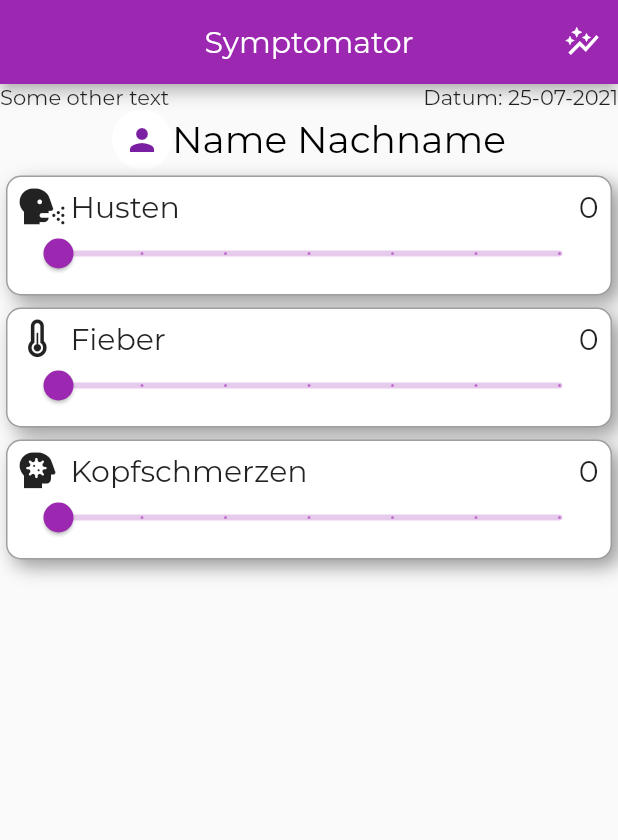
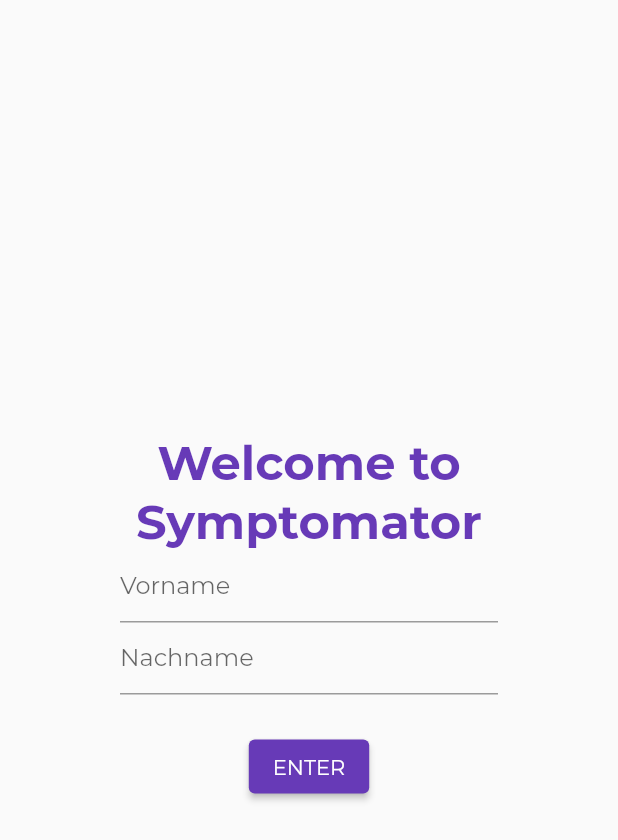
Before and after one commit to Zwennsch/Symptomator, a Flutter app: the screen it shows after launch, on a phone screen of 412 x 824 dp. Shown: the top 840 px of the screen. Run offline on Flutter 3.47's test engine with Material 2 defaults, Android fonts, the phone set to English and light mode, and no system bars; accounts and stored records are empty; project files that could hold a hidden picture were left out.

Commit message:
working on local storage, added loadingScreen, newUserScreen and routes

```diff
--- /dev/null
+++ b/lib/backend/disease.dart
@@ -0,0 +1 @@
+class Desease {}
--- /dev/null
+++ b/lib/backend/user.dart
@@ -0,0 +1,22 @@
+import 'package:symptomator/backend/disease.dart';
+
+class User {
+  final String _name;
+  final int _id;
+  final String _surName;
+
+  final List<Desease> diseases = [];
+
+  User(this._name, this._id, this._surName);
+  User.fromString(String userDetails)
+      // ignore: prefer_initializing_formals
+      : _name = userDetails,
+        _id = 84,
+        _surName = 'wurst';
+
+  // static User parse(String userDetailsFromFile) {
+  //   return User('hams', 1, 'wurst');
+  // }
+
+  String get name => _name;
+}
--- a/lib/main.dart
+++ b/lib/main.dart
@@ -1,4 +1,6 @@
 import 'package:flutter/material.dart';
+import 'package:symptomator/screens/loading_screen.dart';
+import 'package:symptomator/screens/new_user_screen.dart';
 import 'package:symptomator/screens/main_screen.dart';
 import 'package:symptomator/styles/text_styles.dart';
 
@@ -13,7 +15,18 @@
       title: 'Flutter Demo',
       debugShowCheckedModeBanner: false,
       theme: appTheme,
-      home: const MainScreen(title: 'Symptomator'),
+      initialRoute: '/',
+      routes: {
+        '/': (context) => const LoadingScreen(),
+        // '/': (context) => const NewUserScreen(),
+        '/newUser': (context) => const NewUserScreen(),
+        // TODO: Here a fix is needed, there shouldn't be a name here
+        '/main': (context) => const MainScreen(
+              title: 'Symptomator',
+              name: "...",
+            ),
+      },
+      // home: const MainScreen(title: 'Symptomator'),
     );
   }
 }
--- a/lib/my_flutter_app_icons.dart
+++ b/lib/my_flutter_app_icons.dart
@@ -31,12 +31,15 @@
 
   // ignore: constant_identifier_names
   static const IconData head_side_cough =
+      // ignore: avoid_redundant_argument_values
       IconData(0xe800, fontFamily: _kFontFam, fontPackage: _kFontPkg);
   // ignore: avoid_redundant_argument_values
   static const IconData temperatire =
+      // ignore: avoid_redundant_argument_values
       IconData(0xe8f1, fontFamily: _kFontFam, fontPackage: _kFontPkg);
 }
 
+// TODO do some clean-up -> put the icons and fonts in one file if possible
 class MyFlutterApp2 {
   MyFlutterApp2._();
 
@@ -44,7 +47,8 @@
   static const String? _kFontPkg = null;
 
   // ignore: constant_identifier_names
-  // ignore: avoid_redundant_argument_values
   static const IconData head_side_virus =
+
+      // ignore: avoid_redundant_argument_values
       IconData(0xe800, fontFamily: _kFontFam, fontPackage: _kFontPkg);
 }
--- /dev/null
+++ b/lib/screens/loading_screen.dart
@@ -0,0 +1,55 @@
+import 'package:flutter/material.dart';
+import 'package:symptomator/backend/local_storage_handler.dart';
+import 'package:symptomator/backend/user.dart';
+import 'package:symptomator/screens/main_screen.dart';
+import 'package:symptomator/screens/new_user_screen.dart';
+
+class LoadingScreen extends StatefulWidget {
+  const LoadingScreen({Key? key}) : super(key: key);
+
+  @override
+  _LoadingScreenState createState() => _LoadingScreenState();
+}
+
+class _LoadingScreenState extends State<LoadingScreen> {
+  final LocalStorageHandler handler = LocalStorageHandler();
+  late User user;
+  bool _userFound = false;
+  bool _isLoading = false;
+
+  @override
+  void initState() {
+    super.initState();
+    dataLoadFunction();
+  }
+
+  Future<void> dataLoadFunction() async {
+    setState(() {
+      _isLoading = true;
+    });
+    user = await handler.readUser();
+
+    if (user.name != 'no') {
+      _userFound = true;
+    }
+    setState(() {
+      _isLoading = false;
+    });
+  }
+
+  @override
+  Widget build(BuildContext context) {
+    return Scaffold(
+        body: Center(
+      child: _isLoading ? const CircularProgressIndicator() : nextScreen(user.name),
+    ));
+  }
+
+  Widget nextScreen(String userName) {
+    if (_userFound) {
+      return MainScreen(title: 'Sympto', name: userName);
+    } else {
+      return const NewUserScreen();
+    }
+  }
+}
--- a/lib/screens/main_screen.dart
+++ b/lib/screens/main_screen.dart
@@ -5,8 +5,10 @@
 import 'package:symptomator/widgets/illness_card.dart';
 
 class MainScreen extends StatefulWidget {
-  const MainScreen({Key? key, required this.title}) : super(key: key);
+  const MainScreen({Key? key, required this.title, required this.name})
+      : super(key: key);
   final String title;
+  final String name;
 
   @override
   _MainScreenState createState() => _MainScreenState();
@@ -30,19 +32,16 @@
       body: Column(
         // mainAxisAlignment: MainAxisAlignment.spaceBetween,
         children: [
-          Row(
-            mainAxisAlignment: MainAxisAlignment.spaceBetween,
-            children: [const Text('Some other text'), Text('Datum: $date')],
-          ),
+          Text('Datum: $date'),
           Row(
             mainAxisAlignment: MainAxisAlignment.center,
-            children: const [
-              CircleAvatar(
+            children: [
+              const CircleAvatar(
                   radius: 20.0,
                   backgroundColor: Colors.white,
                   child: Icon(Icons.person)),
               Text(
-                "Name Nachname",
+                widget.name,
                 textAlign: TextAlign.center,
                 style: nameStyle,
               ),
@@ -62,6 +61,19 @@
                     illness: "Kopfschmerzen"),
               ],
             ),
+          ),
+          Row(
+            mainAxisAlignment: MainAxisAlignment.spaceAround,
+            children: [
+              ElevatedButton.icon(
+                  onPressed: () => print('SAVE'),
+                  icon: const Icon(Icons.save),
+                  label: const Text('SAVE')),
+              ElevatedButton.icon(
+                  onPressed: () => print('Add Desease'),
+                  icon: const Icon(Icons.add),
+                  label: const Text('ADD NEW')),
+            ],
           )
         ],
       ),
--- /dev/null
+++ b/lib/screens/new_user_screen.dart
@@ -0,0 +1,50 @@
+import 'package:flutter/material.dart';
+
+class NewUserScreen extends StatelessWidget {
+  const NewUserScreen({Key? key}) : super(key: key);
+
+  @override
+  Widget build(BuildContext context) {
+    String _name = '';
+    String _surname = '';
+    return Scaffold(
+      body: Center(
+        child: Container(
+          padding: const EdgeInsets.all(80),
+          child: Column(
+            mainAxisAlignment: MainAxisAlignment.center,
+            children: [
+              Text(
+                'Welcome to Symptomator',
+                style: Theme.of(context).textTheme.headline1,
+                textAlign: TextAlign.center,
+              ),
+              TextFormField(
+                decoration: const InputDecoration(hintText: 'Vorname'),
+                 onChanged: (name) => _name = name,
+              ),
+              TextFormField(
+                decoration: const InputDecoration(
+                  hintText: 'Nachname',
+                ),
+                onChanged: (name) => _surname = name,
+              ),
+              const SizedBox(
+                height: 24,
+              ),
+              ElevatedButton(
+                onPressed: () {
+                  // User.createNewUser()
+                  print('$_surname ,  $_name');
+                  Navigator.pushReplacementNamed(context, '/main');
+                },
+                style: ElevatedButton.styleFrom(primary: Colors.deepPurple),
+                child: const Text('ENTER'),
+              )
+            ],
+          ),
+        ),
+      ),
+    );
+  }
+}
--- a/lib/styles/text_styles.dart
+++ b/lib/styles/text_styles.dart
@@ -3,16 +3,17 @@
 const TextStyle nameStyle =
     TextStyle(color: Colors.black, fontSize: 25, fontFamily: 'Montserrat');
 
+// TODO: create a true theme for ALL cases (light, dark, headline....)
 final appTheme = ThemeData(
   primarySwatch: Colors.purple,
   brightness: Brightness.light,
-  // TODO: change the font family
   fontFamily: 'Montserrat',
   textTheme: const TextTheme(
     headline1: TextStyle(
         // fontFamily: 'IndieFlower',
         fontWeight: FontWeight.bold,
-        fontSize: 72,
-        color: Colors.green),
+        fontSize: 32,
+        // FIXME: This should not be here, so above todo!
+        color: Colors.deepPurple),
   ),
 );
--- a/lib/widgets/illness_card.dart
+++ b/lib/widgets/illness_card.dart
@@ -54,6 +54,7 @@
             ],
           ),
           Expanded(
+            // TODO : change / add range to slider
             child: Slider(
               value: rating,
               onChanged: (newValue) {
@@ -62,8 +63,8 @@
                   // print(rating);
                 });
               },
-              max: 6,
-              divisions: 6,
+              max: 5,
+              divisions: 5,
             ),
           )
         ],
```
Also changed, not shown: lib/backend/local_storage_handler.dart (added, +40 -0 lines), pubspec.yaml (+7 -4 lines), pubspec.lock.
